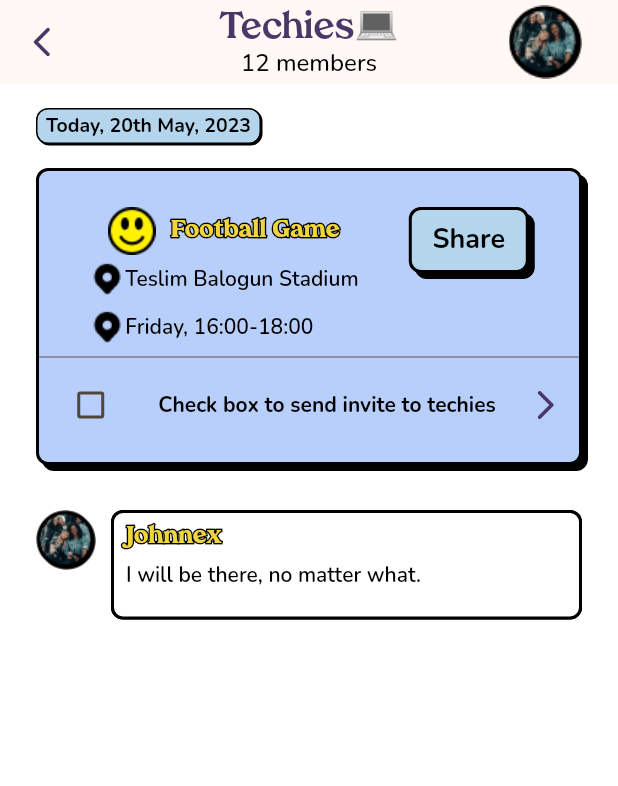
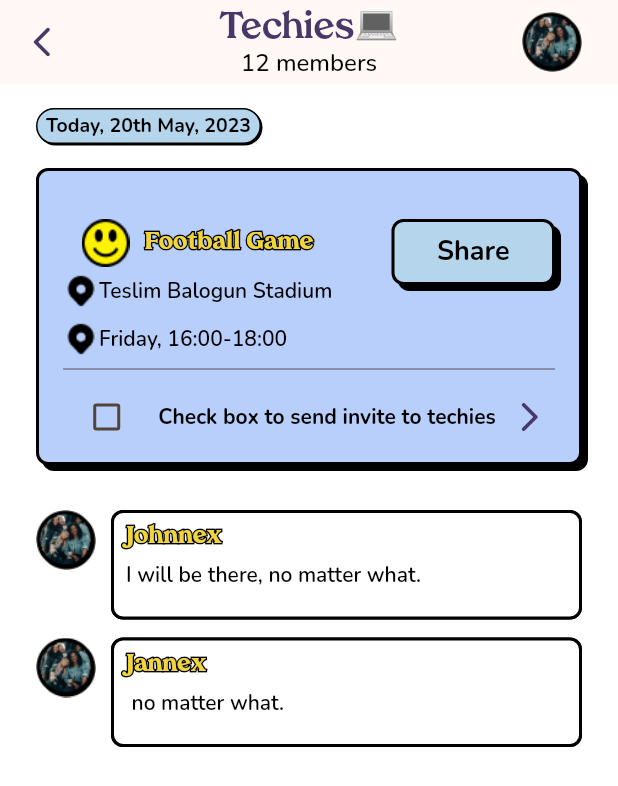
Before and after one commit to hngx-org/harpoon_events_mobile, a Flutter app: the PostComments screen opened by its route, on a phone screen of 412 x 824 dp. Shown: the top 786 px of the screen. Run offline on Flutter 3.47's test engine with Material 2 defaults, Android fonts, the phone set to English and light mode, and no system bars; our stand-ins replace flutter_riverpod, flutter_svg.

Commit message:
worked on the post comment screen

```diff
--- a/lib/main.dart
+++ b/lib/main.dart
@@ -4,7 +4,7 @@ import 'package:flutter_riverpod/flutter_riverpod.dart';
 import 'view/screens/main_page.dart';
 import 'view/screens/signup_page.dart';
 import 'view/screens/splash_page.dart';
-import 'view/screens/post_comments.dart';
+import 'view/screens/post_comments/post_comments.dart';
 
 void main() {
   WidgetsFlutterBinding.ensureInitialized();
--- a/lib/view/screens/post_comments.dart
+++ /dev/null
@@ -1,313 +0,0 @@
-import 'package:event_app/view/widgets/stroke_text.dart';
-import 'package:flutter/material.dart';
-
-import '../../util/color_lib.dart';
-import '../../util/fonts.dart';
-import '../widgets/custom_container.dart';
-
-class PostComments extends StatelessWidget {
-  static String route = 'post_comments';
-  const PostComments({super.key});
-
-  @override
-  Widget build(BuildContext context) {
-    return Scaffold(
-      appBar: AppBar(
-          leading: const Icon(
-            Icons.arrow_back_ios_new_rounded,
-            color: ColorLib.darkBlue,
-          ),
-          centerTitle: true,
-          // Event Title
-          title: Column(
-            crossAxisAlignment: CrossAxisAlignment.center,
-            children: [
-              Text(
-                'Techies💻',
-                style: Fonts.tropiline(
-                    fontWeight: FontWeight.w700,
-                    fontSize: 24.0,
-                    color: ColorLib.darkBlue),
-              ),
-              Text(
-                '12 members',
-                style: Fonts.nunito(
-                  fontSize: 16,
-                  fontWeight: FontWeight.w500,
-                  color: ColorLib.black,
-                ),
-              )
-            ],
-          ),
-          actions: [
-            // Avatar
-            Padding(
-              padding: const EdgeInsets.only(right: 24.0),
-              child: Image.asset(
-                'assets/images/avatar_post_comments.png',
-              ),
-            ),
-          ]),
-      backgroundColor: ColorLib.transparent,
-      body: Padding(
-        padding: const EdgeInsets.symmetric(horizontal: 24.0),
-        child: Column(
-          crossAxisAlignment: CrossAxisAlignment.start,
-          children: [
-            const SizedBox(
-              height: 16,
-            ),
-            //  container column with Date and Post
-            Column(
-              crossAxisAlignment: CrossAxisAlignment.start,
-              children: [
-                CustomContainer(
-                  fillColor: ColorLib.blueTabColor,
-                  width: 150,
-                  height: 24,
-                  shadowOffset: 1,
-                  borderWidth: 1.0,
-                  child: Center(
-                    child: RichText(
-                      text: TextSpan(
-                          text: 'Today, ',
-                          style: Fonts.nunito(
-                              fontSize: 13,
-                              fontWeight: FontWeight.w700,
-                              color: ColorLib.black),
-                          children: <TextSpan>[
-                            TextSpan(
-                              text: '20th May, ',
-                              style: Fonts.nunito(
-                                  fontSize: 13,
-                                  fontWeight: FontWeight.w700,
-                                  color: ColorLib.black),
-                            ),
-                            TextSpan(
-                              text: '2023',
-                              style: Fonts.nunito(
-                                  fontSize: 13,
-                                  fontWeight: FontWeight.w700,
-                                  color: ColorLib.black),
-                            ),
-                          ]),
-                    ),
-                  ),
-                ),
-
-                const SizedBox(
-                  height: 16,
-                ),
-
-                // Event details container
-                CustomContainer(
-                  fillColor: ColorLib.blue,
-                  width: double.infinity,
-                  height: 198,
-                  child: Column(
-                    children: [
-                      const SizedBox(
-                        height: 24,
-                      ),
-                      Row(
-                        crossAxisAlignment: CrossAxisAlignment.start,
-                        mainAxisAlignment: MainAxisAlignment.spaceEvenly,
-                        children: [
-                          //Column with Event Title, location and date
-                          Column(
-                            children: [
-                              //  Event Title
-                              Row(
-                                crossAxisAlignment: CrossAxisAlignment.center,
-                                children: [
-                                  //Icon
-                                  Image.asset('assets/icons/emoji_icon.png'),
-                                  const SizedBox(
-                                    width: 10,
-                                  ),
-                                  StrokeText(
-                                    text: 'Football Game',
-                                    textStyle: Fonts.tropiline(
-                                      fontWeight: FontWeight.w800,
-                                      fontSize: 16,
-                                      color: ColorLib.yellow,
-                                    ),
-                                    strokeColor: ColorLib.black,
-                                    strokeWidth: 2.0,
-                                  ),
-                                ],
-                              ),
-
-                              const SizedBox(
-                                height: 4,
-                              ),
-                              // Event Location
-
-                              Column(
-                                crossAxisAlignment: CrossAxisAlignment.start,
-                                children: [
-                                  Row(
-                                    children: [
-                                      //Icon
-                                      Image.asset(
-                                        'assets/icons/location_icon.png',
-                                      ),
-                                      // Event Location
-                                      Text(
-                                        'Teslim Balogun Stadium',
-                                        style: Fonts.nunito(
-                                          fontWeight: FontWeight.w600,
-                                          fontSize: 14,
-                                          color: ColorLib.black,
-                                        ),
-                                      )
-                                    ],
-                                  ),
-
-                                  const SizedBox(
-                                    height: 8,
-                                  ),
-                                  // Event Date and Time
-                                  Row(
-                                    children: [
-                                      //Icon
-                                      Image.asset(
-                                        'assets/icons/location_icon.png',
-                                      ),
-
-                                      // Event Day and Time
-
-                                      Text(
-                                        'Friday, 16:00-18:00',
-                                        style: Fonts.nunito(
-                                          fontWeight: FontWeight.w600,
-                                          fontSize: 14,
-                                          color: ColorLib.black,
-                                        ),
-                                      )
-                                    ],
-                                  ),
-                                ],
-                              ),
-                            ],
-                          ),
-
-                          // Share button
-                          CustomContainer(
-                            fillColor: ColorLib.blueTabColor,
-                            width: 80,
-                            height: 44,
-                            child: Center(
-                              child: Text(
-                                'Share',
-                                style: Fonts.nunito(
-                                  fontSize: 18,
-                                  fontWeight: FontWeight.w700,
-                                  color: ColorLib.black,
-                                ),
-                              ),
-                            ),
-                          ),
-                        ],
-                      ),
-                      // Divider
-                      const Divider(
-                        color: ColorLib.grey,
-                      ),
-                      //Row with check box to send invites
-                      Row(
-                        mainAxisAlignment: MainAxisAlignment.spaceAround,
-                        children: [
-                          // checkBox
-                          Checkbox(
-                            value: false,
-                            onChanged: (tick) {},
-                          ),
-
-                          //Text: Checkbox to send invite
-                          Text(
-                            'Check box to send invite to techies',
-                            style: Fonts.nunito(
-                              fontSize: 14,
-                              color: ColorLib.black,
-                              fontWeight: FontWeight.w700,
-                            ),
-                          ),
-                          // Back icon button
-                          const Icon(
-                            Icons.arrow_forward_ios_rounded,
-                            color: ColorLib.darkBlue,
-                          ),
-                        ],
-                      )
-                    ],
-                  ),
-                )
-              ],
-            ),
-
-            const SizedBox(
-              height: 30,
-            ),
-            // Comments and posts
-            Row(
-              crossAxisAlignment: CrossAxisAlignment.start,
-              mainAxisAlignment: MainAxisAlignment.spaceBetween,
-              children: [
-                //User Avatar
-                Image.asset(
-                  'assets/images/avatar_post_comments.png',
-                  width: 40,
-                  height: 40,
-                ),
-                const SizedBox(
-                  width: 10,
-                ),
-                Expanded(
-                  child: CustomContainer(
-                    fillColor: ColorLib.white,
-                    width: 250,
-                    height: 73,
-                    shadowOffset: 0,
-                    child: Padding(
-                      padding: const EdgeInsets.all(8.0),
-                      child: Column(
-                        crossAxisAlignment: CrossAxisAlignment.start,
-                        children: [
-                          // User name
-                          StrokeText(
-                            text: 'Johnnex',
-                            // strokeColor: ColorLib.black,
-                            strokeWidth: 2,
-                            textColor: ColorLib.black,
-                            textStyle: Fonts.tropiline(
-                              fontSize: 16,
-                              fontWeight: FontWeight.w800,
-                              color: ColorLib.yellow,
-                            ),
-                          ),
-                          const SizedBox(
-                            height: 8,
-                          ),
-                          // User's post
-                          Text(
-                            'I will be there, no matter what.',
-                            style: Fonts.nunito(
-                              fontSize: 14,
-                              fontWeight: FontWeight.w600,
-                              color: ColorLib.black,
-                            ),
-                          )
-                        ],
-                      ),
-                    ),
-                  ),
-                ),
-              ],
-            ),
-          ],
-        ),
-      ),
-    );
-  }
-}
--- /dev/null
+++ b/lib/view/screens/post_comments/post_comments.dart
@@ -0,0 +1,141 @@
+import 'package:flutter/material.dart';
+
+import '../../../util/color_lib.dart';
+import '../../../util/fonts.dart';
+import '../../../view/widgets/custom_container.dart';
+import 'widgets/event_detail_card_widgets.dart';
+import 'widgets/comments_section_card.dart';
+
+class PostComments extends StatelessWidget {
+  static String route = 'post_comments';
+  const PostComments({super.key});
+
+  @override
+  Widget build(BuildContext context) {
+    return Scaffold(
+      appBar: AppBar(
+          leading: const Icon(
+            Icons.arrow_back_ios_new_rounded,
+            color: ColorLib.darkBlue,
+          ),
+          centerTitle: true,
+          // Event Title
+          title: Padding(
+            padding: const EdgeInsets.symmetric(vertical: 12.0),
+            child: Column(
+              crossAxisAlignment: CrossAxisAlignment.center,
+              children: [
+                Text(
+                  'Techies💻',
+                  style: Fonts.tropiline(
+                      fontWeight: FontWeight.w700,
+                      fontSize: 24.0,
+                      color: ColorLib.darkBlue),
+                ),
+                Text(
+                  '12 members',
+                  style: Fonts.nunito(
+                    fontSize: 16,
+                    fontWeight: FontWeight.w500,
+                    color: ColorLib.black,
+                  ),
+                )
+              ],
+            ),
+          ),
+          actions: [
+            // Avatar
+            Padding(
+              padding:
+                  const EdgeInsets.symmetric(horizontal: 24, vertical: 8.0),
+              child: Image.asset(
+                'assets/images/avatar_post_comments.png',
+              ),
+            ),
+          ]),
+      backgroundColor: ColorLib.transparent,
+      body: Padding(
+        padding: const EdgeInsets.symmetric(horizontal: 24.0),
+        child: SingleChildScrollView(
+          child: Column(
+            crossAxisAlignment: CrossAxisAlignment.start,
+            children: [
+              const SizedBox(
+                height: 16,
+              ),
+              //  container column with Date and Post
+              Column(
+                crossAxisAlignment: CrossAxisAlignment.start,
+                children: [
+                  CustomContainer(
+                    fillColor: ColorLib.blueTabColor,
+                    width: 150,
+                    height: 24,
+                    borderRadius: 12,
+                    shadowOffset: 1,
+                    borderWidth: 1.0,
+                    child: Center(
+                      child: RichText(
+                        text: TextSpan(
+                            text: 'Today, ',
+                            style: Fonts.nunito(
+                                fontSize: 13,
+                                fontWeight: FontWeight.w700,
+                                color: ColorLib.black),
+                            children: <TextSpan>[
+                              TextSpan(
+                                text: '20th May, ',
+                                style: Fonts.nunito(
+                                    fontSize: 13,
+                                    fontWeight: FontWeight.w700,
+                                    color: ColorLib.black),
+                              ),
+                              TextSpan(
+                                text: '2023',
+                                style: Fonts.nunito(
+                                    fontSize: 13,
+                                    fontWeight: FontWeight.w700,
+                                    color: ColorLib.black),
+                              ),
+                            ]),
+                      ),
+                    ),
+                  ),
+
+                  const SizedBox(
+                    height: 16,
+                  ),
+
+                  // Event details container
+                  const EventDetaileCard(),
+                ],
+              ),
+              const SizedBox(
+                height: 30,
+              ),
+              // Comments and posts
+              const SizedBox(
+                child: Column(
+                  children: [
+                    CommentsSectionContainer(
+                      commenterAvatarURL:
+                          'assets/images/avatar_post_comments.png',
+                      commenterUsername: 'Johnnex',
+                      commentPost: 'I will be there, no matter what.',
+                    ),
+                    CommentsSectionContainer(
+                      commenterAvatarURL:
+                          'assets/images/avatar_post_comments.png',
+                      commenterUsername: 'Jannex',
+                      commentPost: ' no matter what.',
+                    ),
+                  ],
+                ),
+              ),
+            ],
+          ),
+        ),
+      ),
+    );
+  }
+}
--- /dev/null
+++ b/lib/view/screens/post_comments/widgets/comments_section_card.dart
@@ -0,0 +1,83 @@
+import 'package:flutter/material.dart';
+
+import '../../../widgets/custom_container.dart';
+import '../../../widgets/stroke_text.dart';
+import '../../../../util/color_lib.dart';
+import '../../../../util/fonts.dart';
+
+class CommentsSectionContainer extends StatelessWidget {
+  const CommentsSectionContainer({
+    super.key,
+    required this.commenterAvatarURL,
+    required this.commenterUsername,
+    required this.commentPost,
+  });
+  final String commenterAvatarURL;
+  final String commenterUsername;
+  final String commentPost;
+
+  @override
+  Widget build(BuildContext context) {
+    return Row(
+      crossAxisAlignment: CrossAxisAlignment.start,
+      mainAxisAlignment: MainAxisAlignment.spaceBetween,
+      children: [
+        //User Avatar
+        Image.asset(
+          //'assets/images/avatar_post_comments.png',
+          commenterAvatarURL,
+          width: 40,
+          height: 40,
+        ),
+        const SizedBox(
+          width: 10,
+        ),
+        Expanded(
+          child: Padding(
+            padding: const EdgeInsets.only(bottom: 12.0),
+            child: CustomContainer(
+              fillColor: ColorLib.white,
+              width: 250,
+              height: 73,
+              shadowOffset: 0,
+              child: Padding(
+                padding: const EdgeInsets.all(8.0),
+                child: Column(
+                  crossAxisAlignment: CrossAxisAlignment.start,
+                  children: [
+                    // User name
+                    StrokeText(
+                      text: //'Johnnex',
+                          commenterUsername,
+                      // strokeColor: ColorLib.black,
+                      strokeWidth: 2,
+                      textColor: ColorLib.black,
+                      textStyle: Fonts.tropiline(
+                        fontSize: 16,
+                        fontWeight: FontWeight.w800,
+                        color: ColorLib.yellow,
+                      ),
+                    ),
+                    const SizedBox(
+                      height: 8,
+                    ),
+                    // User's post
+                    Text(
+                      // 'I will be there, no matter what.',
+                      commentPost,
+                      style: Fonts.nunito(
+                        fontSize: 14,
+                        fontWeight: FontWeight.w600,
+                        color: ColorLib.black,
+                      ),
+                    )
+                  ],
+                ),
+              ),
+            ),
+          ),
+        ),
+      ],
+    );
+  }
+}
--- /dev/null
+++ b/lib/view/screens/post_comments/widgets/event_detail_card_widgets.dart
@@ -0,0 +1,162 @@
+import 'package:flutter/material.dart';
+
+import '../../../widgets/custom_container.dart';
+import '../../../widgets/stroke_text.dart';
+import '../../../../util/color_lib.dart';
+import '../../../../util/fonts.dart';
+
+class EventDetaileCard extends StatelessWidget {
+  const EventDetaileCard({super.key});
+
+  @override
+  Widget build(BuildContext context) {
+    return CustomContainer(
+      fillColor: ColorLib.blue,
+      width: double.infinity,
+      height: 198,
+      child: Padding(
+        padding: const EdgeInsets.symmetric(vertical: 8.0, horizontal: 16),
+        child: Column(
+          crossAxisAlignment: CrossAxisAlignment.start,
+          mainAxisAlignment: MainAxisAlignment.start,
+          children: [
+            const SizedBox(
+              height: 24,
+            ),
+            Row(
+              crossAxisAlignment: CrossAxisAlignment.start,
+              mainAxisAlignment: MainAxisAlignment.spaceBetween,
+              children: [
+                //Column with Event Title, location and date
+                Column(
+                  children: [
+                    //  Event Title
+                    Row(
+                      crossAxisAlignment: CrossAxisAlignment.center,
+                      children: [
+                        //Icon
+                        Image.asset('assets/icons/emoji_icon.png'),
+                        const SizedBox(
+                          width: 10,
+                        ),
+                        StrokeText(
+                          text: 'Football Game',
+                          textStyle: Fonts.tropiline(
+                            fontWeight: FontWeight.w800,
+                            fontSize: 16,
+                            color: ColorLib.yellow,
+                          ),
+                          strokeColor: ColorLib.black,
+                          strokeWidth: 2.0,
+                        ),
+                      ],
+                    ),
+
+                    const SizedBox(
+                      height: 4,
+                    ),
+                    // Event Location
+
+                    Column(
+                      crossAxisAlignment: CrossAxisAlignment.start,
+                      children: [
+                        Row(
+                          children: [
+                            //Icon
+                            Image.asset(
+                              'assets/icons/location_icon.png',
+                            ),
+                            // Event Location
+                            Text(
+                              'Teslim Balogun Stadium',
+                              style: Fonts.nunito(
+                                fontWeight: FontWeight.w600,
+                                fontSize: 14,
+                                color: ColorLib.black,
+                              ),
+                            )
+                          ],
+                        ),
+
+                        const SizedBox(
+                          height: 8,
+                        ),
+                        // Event Date and Time
+                        Row(
+                          children: [
+                            //Icon
+                            Image.asset(
+                              'assets/icons/location_icon.png',
+                            ),
+
+                            // Event Day and Time
+
+                            Text(
+                              'Friday, 16:00-18:00',
+                              style: Fonts.nunito(
+                                fontWeight: FontWeight.w600,
+                                fontSize: 14,
+                                color: ColorLib.black,
+                              ),
+                            )
+                          ],
+                        ),
+                      ],
+                    ),
+                  ],
+                ),
+
+                // Share button
+                CustomContainer(
+                  fillColor: ColorLib.blueTabColor,
+                  width: 109,
+                  height: 44,
+                  child: Center(
+                    child: Text(
+                      'Share',
+                      style: Fonts.nunito(
+                        fontSize: 18,
+                        fontWeight: FontWeight.w700,
+                        color: ColorLib.black,
+                      ),
+                    ),
+                  ),
+                ),
+              ],
+            ),
+            // Divider
+            const Divider(
+              color: ColorLib.grey,
+            ),
+            //Row with check box to send invites
+            Row(
+              mainAxisAlignment: MainAxisAlignment.spaceAround,
+              children: [
+                // checkBox
+                Checkbox(
+                  value: false,
+                  onChanged: (tick) {},
+                ),
+
+                //Text: Checkbox to send invite
+                Text(
+                  'Check box to send invite to techies',
+                  style: Fonts.nunito(
+                    fontSize: 14,
+                    color: ColorLib.black,
+                    fontWeight: FontWeight.w700,
+                  ),
+                ),
+                // Back icon button
+                const Icon(
+                  Icons.arrow_forward_ios_rounded,
+                  color: ColorLib.darkBlue,
+                ),
+              ],
+            )
+          ],
+        ),
+      ),
+    );
+  }
+}
--- a/lib/view/screens/splash_page.dart
+++ b/lib/view/screens/splash_page.dart
@@ -9,8 +9,9 @@ import '../../util/fonts.dart';
 import '../../util/ui.dart';
 import '../widgets/app_bg.dart';
 import '../widgets/stroke_text.dart';
-import 'main_page.dart';
+//import 'main_page.dart';
 // import '../screens/post_comments.dart';
+import '../../view/screens/post_comments/post_comments.dart';
 
 class SplashPage extends StatefulWidget {
   static String route = '/';
@@ -34,7 +35,7 @@ class _SplashPageState extends State<SplashPage> {
   Future<Timer> initialize() async => Timer(
         const Duration(seconds: 3),
         // Change this to 'SignupPage.route'
-        () => Navigator.of(context).pushReplacementNamed(MainPage.route),
+        () => Navigator.of(context).pushReplacementNamed(PostComments.route),
       );
 
   @override
```
